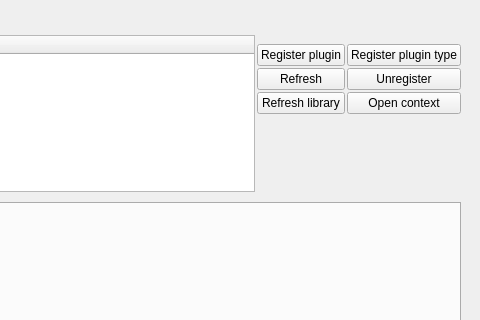
Before: the Qt Designer form ui/plugin_manager.ui in coe-marble/rpp_plugin_registrator, drawn with Qt 5; both pictures show x 425 to 905 and y 0 to 320 of the 905 by 619 pixel window.
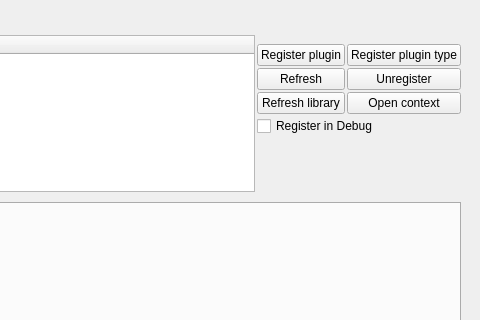
After: the same form once the commit is applied.

The edit to the form file:
```diff
--- a/ui/plugin_manager.ui
+++ b/ui/plugin_manager.ui
@@ -305,6 +305,16 @@
               </property>
              </widget>
             </item>
+            <item row="5" column="0" colspan="2">
+             <widget class="QCheckBox" name="libraryDebugCheckBox">
+              <property name="text">
+               <string>Register in Debug</string>
+              </property>
+              <property name="toolTip">
+               <string>Checked: refresh every plugin in Debug. Unchecked: Release.</string>
+              </property>
+             </widget>
+            </item>
             <item row="1" column="0">
              <widget class="QPushButton" name="registerPluginBtn">
               <property name="cursor">
@@ -325,7 +335,7 @@
               </property>
              </widget>
             </item>
-            <item row="5" column="0">
+            <item row="6" column="0">
              <spacer name="verticalSpacer">
               <property name="orientation">
                <enum>Qt::Vertical</enum>
```
